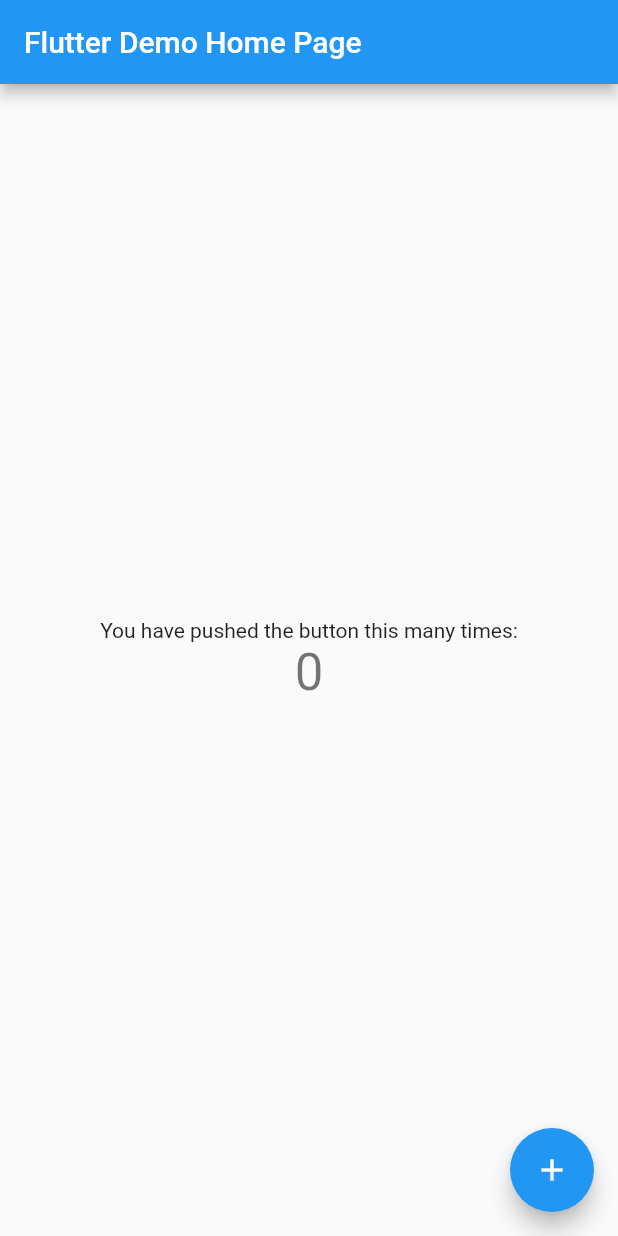
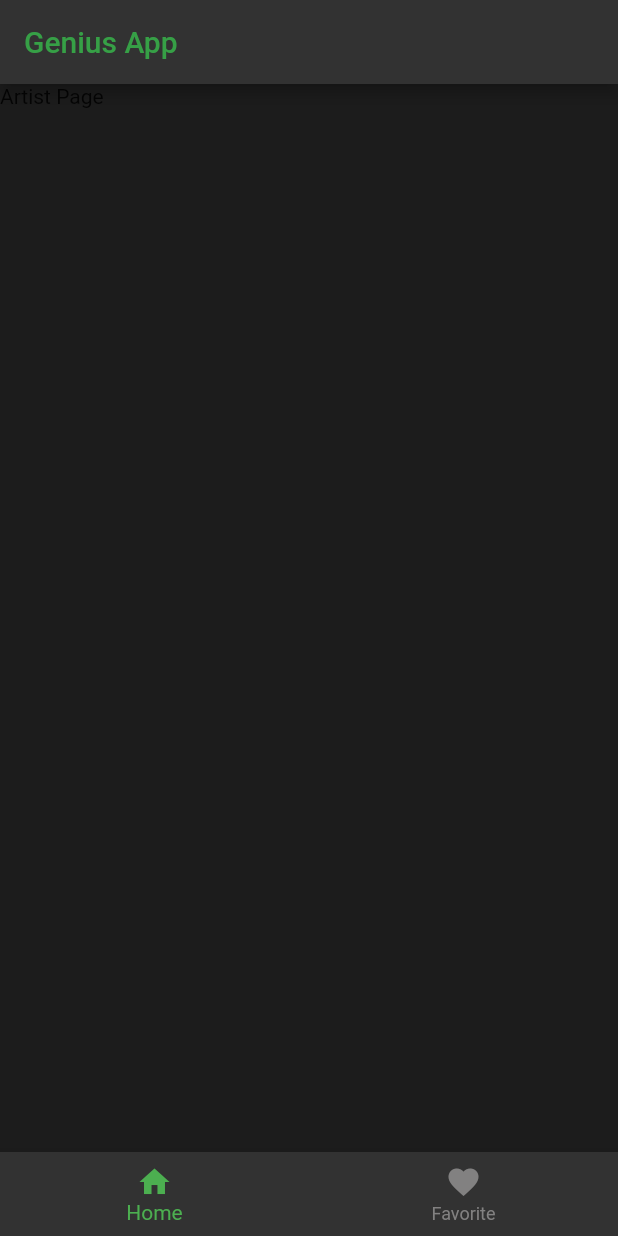
Before and after one commit to hermandyudin/flutter_group_project, a Flutter app: the screen it shows after launch, on a phone screen of 412 x 824 dp. Run offline on Flutter 3.47's test engine with Material 2 defaults, Android fonts, the phone set to English and light mode, and no system bars; Roboto replaces fonts that are missing (Montserrat).

Commit message:
[ADDED]: bottom navigation bar, custom theme

```diff
--- /dev/null
+++ b/lib/artist_page.dart
@@ -0,0 +1,15 @@
+import 'package:flutter/cupertino.dart';
+
+class ArtistStateful extends StatefulWidget {
+  const ArtistStateful({Key? key}) : super(key: key);
+
+  @override
+  State<ArtistStateful> createState() => ArtistPage();
+}
+
+class ArtistPage extends State<ArtistStateful> {
+  @override
+  Widget build(BuildContext context) {
+    return Column(children: const [Text("Artist Page")]);
+  }
+}
--- a/lib/main.dart
+++ b/lib/main.dart
@@ -1,4 +1,8 @@
 import 'package:flutter/material.dart';
+import 'package:genius_app/theme/dark_green_theme.dart';
+
+import 'artist_page.dart';
+import 'favorite_page.dart';
 
 void main() {
   runApp(const MyApp());
@@ -7,23 +11,11 @@ void main() {
 class MyApp extends StatelessWidget {
   const MyApp({Key? key}) : super(key: key);
 
-  // This widget is the root of your application.
   @override
   Widget build(BuildContext context) {
     return MaterialApp(
-      title: 'Flutter Demo',
-      theme: ThemeData(
-        // This is the theme of your application.
-        //
-        // Try running your application with "flutter run". You'll see the
-        // application has a blue toolbar. Then, without quitting the app, try
-        // changing the primarySwatch below to Colors.green and then invoke
-        // "hot reload" (press "r" in the console where you ran "flutter run",
-        // or simply save your changes to "hot reload" in a Flutter IDE).
-        // Notice that the counter didn't reset back to zero; the application
-        // is not restarted.
-        primarySwatch: Colors.blue,
-      ),
+      title: 'Genius App',
+      theme: CustomTheme.darkTheme,
       home: const MyHomePage(title: 'Flutter Demo Home Page'),
     );
   }
@@ -32,84 +24,61 @@ class MyApp extends StatelessWidget {
 class MyHomePage extends StatefulWidget {
   const MyHomePage({Key? key, required this.title}) : super(key: key);
 
-  // This widget is the home page of your application. It is stateful, meaning
-  // that it has a State object (defined below) that contains fields that affect
-  // how it looks.
-
-  // This class is the configuration for the state. It holds the values (in this
-  // case the title) provided by the parent (in this case the App widget) and
-  // used by the build method of the State. Fields in a Widget subclass are
-  // always marked "final".
-
   final String title;
 
   @override
   State<MyHomePage> createState() => _MyHomePageState();
 }
 
+const String artistPage = "Artist";
+const String favouritePage = "Favorite";
+
 class _MyHomePageState extends State<MyHomePage> {
-  int _counter = 0;
+  late List<Widget> _pages;
+  late Widget _artist;
+  late Widget _favorite;
+  late int _selectedIndex;
+  late Widget _currentPage;
 
-  void _incrementCounter() {
+  void _onItemTapped(int index) {
     setState(() {
-      // This call to setState tells the Flutter framework that something has
-      // changed in this State, which causes it to rerun the build method below
-      // so that the display can reflect the updated values. If we changed
-      // _counter without calling setState(), then the build method would not be
-      // called again, and so nothing would appear to happen.
-      _counter++;
+      _selectedIndex = index;
+      _currentPage = _pages[_selectedIndex];
     });
   }
 
   @override
+  void initState() {
+    super.initState();
+    _artist = const ArtistStateful();
+    _favorite = const FavoriteStateful();
+    _pages = [_artist, _favorite];
+    _currentPage = _artist;
+    _selectedIndex = 0;
+  }
+
+  @override
   Widget build(BuildContext context) {
-    // This method is rerun every time setState is called, for instance as done
-    // by the _incrementCounter method above.
-    //
-    // The Flutter framework has been optimized to make rerunning build methods
-    // fast, so that you can just rebuild anything that needs updating rather
-    // than having to individually change instances of widgets.
     return Scaffold(
       appBar: AppBar(
-        // Here we take the value from the MyHomePage object that was created by
-        // the App.build method, and use it to set our appbar title.
-        title: Text(widget.title),
+        title: const Text("Genius App"),
       ),
-      body: Center(
-        // Center is a layout widget. It takes a single child and positions it
-        // in the middle of the parent.
-        child: Column(
-          // Column is also a layout widget. It takes a list of children and
-          // arranges them vertically. By default, it sizes itself to fit its
-          // children horizontally, and tries to be as tall as its parent.
-          //
-          // Invoke "debug painting" (press "p" in the console, choose the
-          // "Toggle Debug Paint" action from the Flutter Inspector in Android
-          // Studio, or the "Toggle Debug Paint" command in Visual Studio Code)
-          // to see the wireframe for each widget.
-          //
-          // Column has various properties to control how it sizes itself and
-          // how it positions its children. Here we use mainAxisAlignment to
-          // center the children vertically; the main axis here is the vertical
-          // axis because Columns are vertical (the cross axis would be
-          // horizontal).
-          mainAxisAlignment: MainAxisAlignment.center,
-          children: <Widget>[
-            const Text(
-              'You have pushed the button this many times:',
-            ),
-            Text(
-              '$_counter',
-              style: Theme.of(context).textTheme.headline4,
-            ),
-          ],
-        ),
+      body: _currentPage,
+      bottomNavigationBar: BottomNavigationBar(
+        items: const <BottomNavigationBarItem>[
+          BottomNavigationBarItem(
+            icon: Icon(Icons.home),
+            label: 'Home',
+          ),
+          BottomNavigationBarItem(
+            icon: Icon(Icons.favorite),
+            label: 'Favorite',
+          ),
+        ],
+        currentIndex: _selectedIndex,
+        selectedItemColor: Colors.green,
+        onTap: _onItemTapped,
       ),
-      floatingActionButton: FloatingActionButton(
-        onPressed: _incrementCounter,
-        tooltip: 'Increment',
-        child: const Icon(Icons.add),
-      ), // This trailing comma makes auto-formatting nicer for build methods.
     );
   }
 }
--- /dev/null
+++ b/lib/theme/colors.dart
@@ -0,0 +1,8 @@
+import 'dart:ui';
+
+class CustomColors {
+  static const green = Color(0xFF36A046);
+  static const grey = Color(0xFF828181);
+  static const black = Color(0xFF1C1C1C);
+  static const lightBlack = Color(0xFF323232);
+}
--- /dev/null
+++ b/lib/theme/dark_green_theme.dart
@@ -0,0 +1,20 @@
+import 'package:flutter/material.dart';
+
+import 'colors.dart';
+
+class CustomTheme {
+  static ThemeData get darkTheme {
+    return ThemeData(
+        primaryColor: CustomColors.green,
+        scaffoldBackgroundColor: CustomColors.black,
+        fontFamily: 'Montserrat',
+        appBarTheme: const AppBarTheme(
+            color: CustomColors.lightBlack,
+            foregroundColor: CustomColors.green),
+        bottomNavigationBarTheme: const BottomNavigationBarThemeData(
+            backgroundColor: CustomColors.lightBlack,
+            selectedItemColor: CustomColors.green,
+            unselectedItemColor: CustomColors.grey,
+            elevation: 10));
+  }
+}
```
Also changed, not shown: lib/favorite_page.dart (added, +47 -0 lines).
